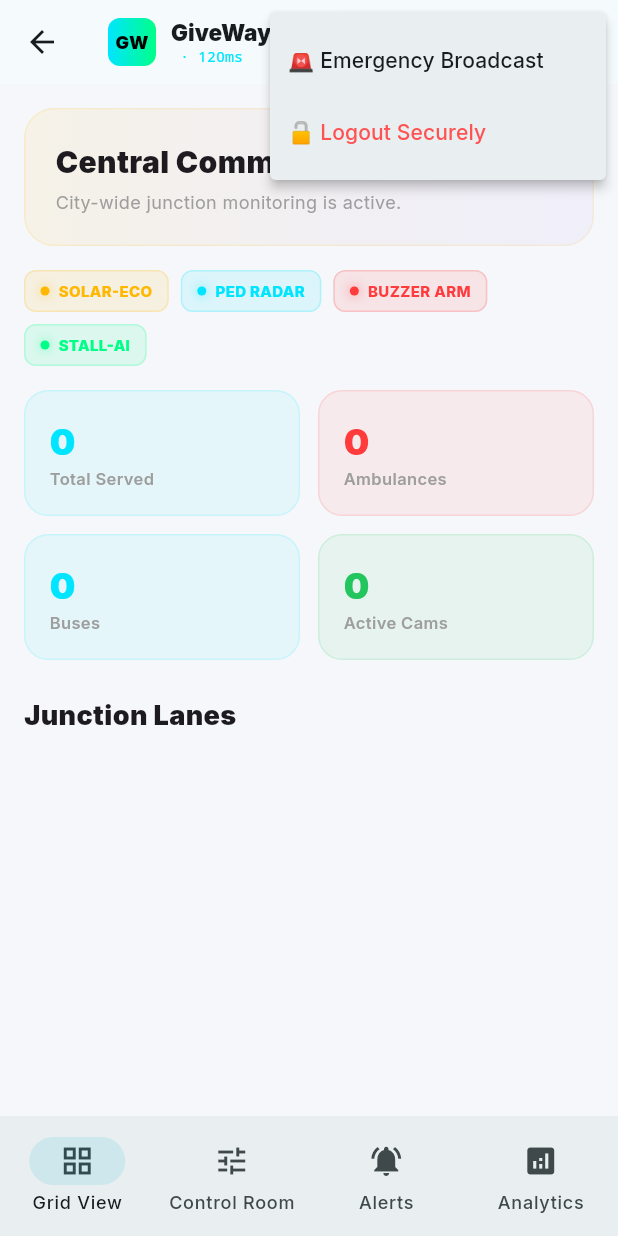
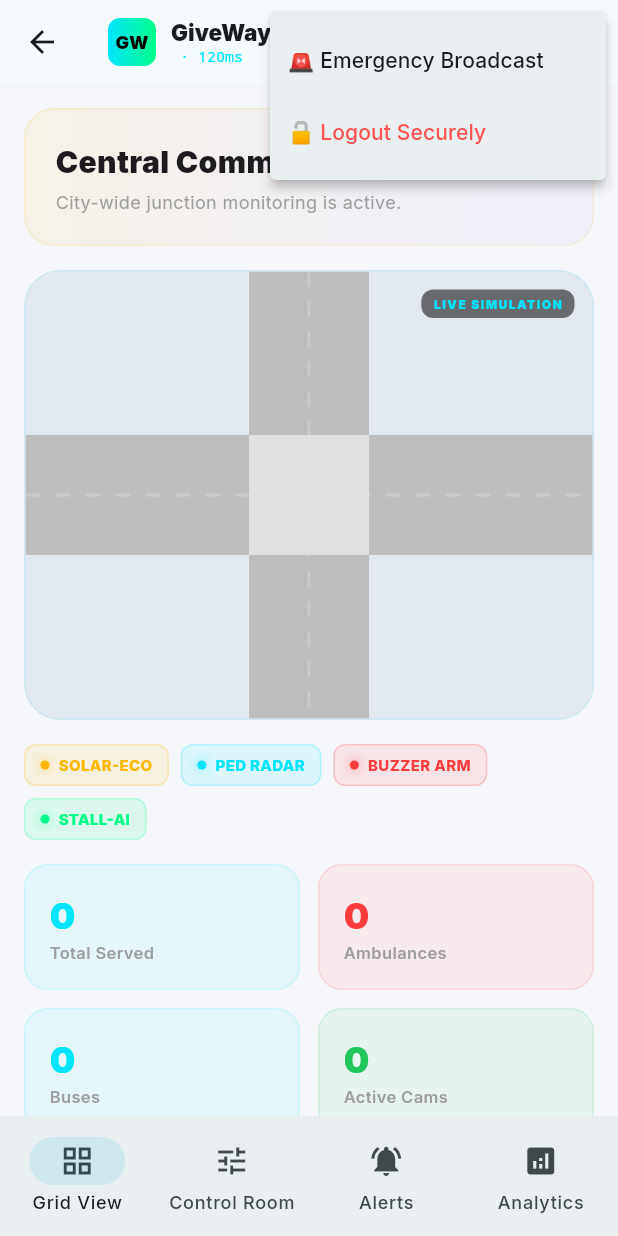
Before and after one commit to Vishnubalaji-C/give-way-app, a Flutter app: the AdminDashboard screen opened directly with empty values, after a tap on the "security" icon, on a phone screen of 412 x 824 dp. Run offline on Flutter 3.47's test engine with Material 3 defaults, Android fonts, the phone set to English and light mode, and no system bars; our stand-ins replace fl_chart, google_fonts, shared_preferences; accounts and stored records are empty; network calls fail.

```diff
--- a/mobile/lib/screens/admin_dashboard.dart
+++ b/mobile/lib/screens/admin_dashboard.dart
@@ -4,6 +4,9 @@ import '../services/ws_service.dart';
 import '../widgets/lane_card.dart';
 import '../widgets/feature_badge.dart';
 import '../widgets/alert_tile.dart';
+import '../widgets/junction_sim.dart';
+import '../widgets/analytics_charts.dart';
+import '../services/api_service.dart';
 
 class AdminDashboard extends StatefulWidget {
   final Map<String, dynamic> user;
@@ -24,6 +27,7 @@ class AdminDashboard extends StatefulWidget {
 class _AdminDashboardState extends State<AdminDashboard> {
   final WsService _ws = WsService();
   Map<String, dynamic> _state = {};
+  Map<String, dynamic> _analytics = {};
   List<Map<String, dynamic>> _alerts = [];
   int _tabIndex = 0;
   Timer? _latencyTimer;
@@ -43,6 +47,16 @@ class _AdminDashboardState extends State<AdminDashboard> {
     _latencyTimer = Timer.periodic(const Duration(seconds: 3), (_) {
       setState(() => _latency = 45 + (DateTime.now().millisecond % 105));
     });
+    _fetchAnalytics();
+  }
+
+  Future<void> _fetchAnalytics() async {
+    try {
+      final data = await ApiService.getAnalytics(widget.user['token']);
+      setState(() => _analytics = data);
+    } catch (e) {
+      debugPrint('Failed to fetch analytics: $e');
+    }
   }
 
   @override
@@ -171,6 +185,8 @@ class _AdminDashboardState extends State<AdminDashboard> {
             ],
           ),
         ),
+        const SizedBox(height: 16),
+        JunctionSim(state: _state),
         const SizedBox(height: 16),
 
         // Hardware Status
@@ -334,7 +350,41 @@ class _AdminDashboardState extends State<AdminDashboard> {
             }),
           ],
         ),
+        const SizedBox(height: 24),
+        const Text('⚙️ Engine Management',
+            style: TextStyle(fontSize: 16, fontWeight: FontWeight.w800)),
+        const SizedBox(height: 12),
+        Row(
+          children: [
+            _actionBtn('START', Icons.play_arrow, Colors.green, () {
+              _ws.send('START_SIM');
+            }),
+            const SizedBox(width: 8),
+            _actionBtn('STOP', Icons.stop, Colors.red, () {
+              _ws.send('STOP_SIM');
+            }),
+            const SizedBox(width: 8),
+            _actionBtn('RESET', Icons.refresh, Colors.grey, () {
+              _ws.send('RESET_SIM');
+            }),
+          ],
+        ),
       ],
+    );
+  }
+
+  Widget _actionBtn(String label, IconData icon, Color color, VoidCallback onTap) {
+    return Expanded(
+      child: ElevatedButton.icon(
+        icon: Icon(icon, size: 16, color: Colors.white),
+        label: Text(label, style: const TextStyle(fontSize: 11, fontWeight: FontWeight.bold, color: Colors.white)),
+        style: ElevatedButton.styleFrom(
+          backgroundColor: color,
+          padding: const EdgeInsets.symmetric(vertical: 12),
+          shape: RoundedRectangleBorder(borderRadius: BorderRadius.circular(12)),
+        ),
+        onPressed: onTap,
+      ),
     );
   }
 
@@ -377,6 +427,8 @@ class _AdminDashboardState extends State<AdminDashboard> {
             const Color(0xFF22C55E)),
         _anaCard('AI Decisions', '${_state['tick'] ?? 0}', Icons.memory,
             const Color(0xFF7C3AED)),
+        const SizedBox(height: 24),
+        AnalyticsCharts(analytics: _analytics),
       ],
     );
   }
--- /dev/null
+++ b/mobile/lib/widgets/analytics_charts.dart
@@ -0,0 +1,113 @@
+import 'package:fl_chart/fl_chart.dart';
+import 'package:flutter/material.dart';
+
+class AnalyticsCharts extends StatelessWidget {
+  final Map<String, dynamic> analytics;
+
+  const AnalyticsCharts({super.key, required this.analytics});
+
+  @override
+  Widget build(BuildContext context) {
+    final isDark = Theme.of(context).brightness == Brightness.dark;
+
+    return Column(
+      crossAxisAlignment: CrossAxisAlignment.start,
+      children: [
+        const Text(
+          'Traffic Throughput (Hourly)',
+          style: TextStyle(fontSize: 16, fontWeight: FontWeight.bold),
+        ),
+        const SizedBox(height: 16),
+        SizedBox(
+          height: 200,
+          child: LineChart(
+            LineChartData(
+              gridData: const FlGridData(show: false),
+              titlesData: const FlTitlesData(show: false),
+              borderData: FlBorderData(show: false),
+              lineBarsData: [
+                LineChartBarData(
+                  spots: _generateSpots(),
+                  isCurved: true,
+                  color: const Color(0xFF00E5FF),
+                  barWidth: 4,
+                  isStrokeCapRound: true,
+                  dotData: const FlDotData(show: false),
+                  belowBarData: BarAreaData(
+                    show: true,
+                    color: const Color(0xFF00E5FF).withOpacity(0.1),
+                  ),
+                ),
+              ],
+            ),
+          ),
+        ),
+        const SizedBox(height: 32),
+        const Text(
+          'Vehicle Distribution Mix',
+          style: TextStyle(fontSize: 16, fontWeight: FontWeight.bold),
+        ),
+        const SizedBox(height: 16),
+        SizedBox(
+          height: 200,
+          child: BarChart(
+            BarChartData(
+              alignment: BarChartAlignment.spaceAround,
+              maxY: 100,
+              barTouchData: BarTouchData(enabled: false),
+              titlesData: const FlTitlesData(show: false),
+              gridData: const FlGridData(show: false),
+              borderData: FlBorderData(show: false),
+              barGroups: _generateBarGroups(isDark),
+            ),
+          ),
+        ),
+      ],
+    );
+  }
+
+  List<FlSpot> _generateSpots() {
+    // Dummy progression if hourly data isn't ready, otherwise map from analytics
+    final hourly = (analytics['hourly'] as List?) ?? [];
+    if (hourly.isEmpty) {
+      return const [
+        FlSpot(0, 20),
+        FlSpot(1, 45),
+        FlSpot(2, 30),
+        FlSpot(3, 85),
+        FlSpot(4, 55),
+        FlSpot(5, 70),
+      ];
+    }
+    return hourly.asMap().entries.map((e) {
+      return FlSpot(e.key.toDouble(), (e.value['throughput'] ?? 0).toDouble());
+    }).toList();
+  }
+
+  List<BarChartGroupData> _generateBarGroups(bool isDark) {
+    final mix = (analytics['vehicleMix'] as Map?) ?? {};
+    final labels = ['Ambulance', 'Bus', 'Car', 'Bike'];
+    final colors = [
+      Colors.redAccent,
+      const Color(0xFFA855F7),
+      const Color(0xFF00E5FF),
+      const Color(0xFF22C55E)
+    ];
+
+    return List.generate(4, (i) {
+      final key = labels[i].toLowerCase();
+      final val = (mix[key] ?? 10).toDouble();
+      return BarChartGroupData(
+        x: i,
+        barRods: [
+          BarChartRodData(
+            toY: val,
+            color: colors[i],
+            width: 16,
+            borderRadius: BorderRadius.circular(4),
+          ),
+        ],
+      );
+    });
+  }
+}
--- /dev/null
+++ b/mobile/lib/widgets/junction_sim.dart
@@ -0,0 +1,210 @@
+import 'dart:math' as math;
+import 'package:flutter/material.dart';
+
+class JunctionSim extends StatelessWidget {
+  final Map<String, dynamic> state;
+
+  const JunctionSim({super.key, required this.state});
+
+  @override
+  Widget build(BuildContext context) {
+    return Container(
+      height: 300,
+      width: double.infinity,
+      decoration: BoxDecoration(
+        color: Theme.of(context).brightness == Brightness.dark
+            ? const Color(0xFF0F172A)
+            : const Color(0xFFE2E8F0),
+        borderRadius: BorderRadius.circular(24),
+        border: Border.all(
+          color: const Color(0xFF00E5FF).withOpacity(0.1),
+        ),
+      ),
+      child: ClipRRect(
+        borderRadius: BorderRadius.circular(24),
+        child: Stack(
+          children: [
+            // Road Painter
+            CustomPaint(
+              size: Size.infinite,
+              painter: _JunctionPainter(
+                state: state,
+                isDark: Theme.of(context).brightness == Brightness.dark,
+              ),
+            ),
+            // Legend
+            Positioned(
+              top: 12,
+              right: 12,
+              child: Container(
+                padding: const EdgeInsets.symmetric(horizontal: 8, vertical: 4),
+                decoration: BoxDecoration(
+                  color: Colors.black54,
+                  borderRadius: BorderRadius.circular(8),
+                ),
+                child: const Text(
+                  'LIVE SIMULATION',
+                  style: TextStyle(
+                    color: Color(0xFF00E5FF),
+                    fontSize: 8,
+                    fontWeight: FontWeight.w900,
+                    letterSpacing: 1,
+                  ),
+                ),
+              ),
+            ),
+          ],
+        ),
+      ),
+    );
+  }
+}
+
+class _JunctionPainter extends CustomPainter {
+  final Map<String, dynamic> state;
+  final bool isDark;
+
+  _JunctionPainter({required this.state, required this.isDark});
+
+  @override
+  void paint(Canvas canvas, Size size) {
+    final centerX = size.width / 2;
+    final centerY = size.height / 2;
+    final roadWidth = 80.0;
+
+    final roadPaint = Paint()
+      ..color = isDark ? const Color(0xFF1E293B) : Colors.grey[400]!
+      ..style = PaintingStyle.fill;
+
+    final stripePaint = Paint()
+      ..color = Colors.white.withOpacity(0.2)
+      ..strokeWidth = 2
+      ..style = PaintingStyle.stroke;
+
+    // Draw Roads (Vertical & Horizontal)
+    canvas.drawRect(
+      Rect.fromLTWH(centerX - roadWidth / 2, 0, roadWidth, size.height),
+      roadPaint,
+    );
+    canvas.drawRect(
+      Rect.fromLTWH(0, centerY - roadWidth / 2, size.width, roadWidth),
+      roadPaint,
+    );
+
+    // Draw Stripes
+    _drawDashLine(canvas, Offset(centerX, 0), Offset(centerX, size.height), stripePaint);
+    _drawDashLine(canvas, Offset(0, centerY), Offset(size.width, centerY), stripePaint);
+
+    // Draw Junction Center
+    final centerPaint = Paint()
+      ..color = isDark ? const Color(0xFF334155) : Colors.grey[300]!
+      ..style = PaintingStyle.fill;
+    canvas.drawRect(
+      Rect.fromCenter(center: Offset(centerX, centerY), width: roadWidth, height: roadWidth),
+      centerPaint,
+    );
+
+    // Draw Lane Signals and Vehicles
+    final lanes = (state['lanes'] as Map<String, dynamic>?) ?? {};
+    lanes.forEach((id, data) {
+      _drawLaneDetails(canvas, id, data, centerX, centerY, roadWidth, size);
+    });
+  }
+
+  void _drawLaneDetails(Canvas canvas, String id, Map<String, dynamic> data,
+      double cx, double cy, double rw, Size size) {
+    final signal = data['signal'] ?? 'red';
+    final pce = (data['pceScore'] ?? 0) as num;
+
+    // Signal Color
+    Color signalColor = Colors.red;
+    if (signal == 'green') signalColor = Colors.green;
+    if (signal == 'yellow') signalColor = Colors.amber;
+
+    final signalPaint = Paint()
+      ..color = signalColor
+      ..maskFilter = const MaskFilter.blur(BlurStyle.outer, 8);
+
+    Offset signalPos;
+    Offset vehicleStart;
+    double dx = 0, dy = 0;
+
+    switch (id) {
+      case 'N':
+        signalPos = Offset(cx - rw / 3, cy - rw / 1.5);
+        vehicleStart = Offset(cx - rw / 4, 20);
+        dy = 1;
+        break;
+      case 'S':
+        signalPos = Offset(cx + rw / 3, cy + rw / 1.5);
+        vehicleStart = Offset(cx + rw / 4, size.height - 20);
+        dy = -1;
+        break;
+      case 'E':
+        signalPos = Offset(cx + rw / 1.5, cy - rw / 3);
+        vehicleStart = Offset(size.width - 20, cy - rw / 4);
+        dx = -1;
+        break;
+      case 'W':
+        signalPos = Offset(cx - rw / 1.5, cy + rw / 3);
+        vehicleStart = Offset(20, cy + rw / 4);
+        dx = 1;
+        break;
+      default:
+        return;
+    }
+
+    // Draw Signal Light
+    canvas.drawCircle(signalPos, 6, Paint()..color = signalColor);
+    canvas.drawCircle(signalPos, 8, signalPaint);
+
+    // Draw Vehicles (Represented as dots based on density for now)
+    final vehicleCount = (pce / 10).clamp(0, 5).toInt();
+    for (int i = 0; i < vehicleCount; i++) {
+      final pos = Offset(
+        vehicleStart.dx + (dx * i * 20),
+        vehicleStart.dy + (dy * i * 20),
+      );
+      _drawVehicle(canvas, pos, id);
+    }
+  }
+
+  void _drawVehicle(Canvas canvas, Offset pos, String laneId) {
+    final paint = Paint()
+      ..color = const Color(0xFF00E5FF)
+      ..style = PaintingStyle.fill;
+
+    // Draw a small car-like rectangle
+    double w = 12, h = 18;
+    if (laneId == 'E' || laneId == 'W') {
+      w = 18; h = 12;
+    }
+
+    canvas.drawRRect(
+      RRect.fromRectAndRadius(
+        Rect.fromCenter(center: pos, width: w, height: h),
+        const Radius.circular(4),
+      ),
+      paint,
+    );
+  }
+
+  void _drawDashLine(Canvas canvas, Offset start, Offset end, Paint paint) {
+    double dashWidth = 10, dashSpace = 10, distance = 0;
+    final totalDistance = (end - start).distance;
+    final direction = (end - start) / totalDistance;
+
+    while (distance < totalDistance) {
+      canvas.drawLine(
+        start + direction * distance,
+        start + direction * math.min(distance + dashWidth, totalDistance),
+        paint,
+      );
+      distance += dashWidth + dashSpace;
+    }
+  }
+
+  @override
+  bool shouldRepaint(covariant _JunctionPainter oldDelegate) =>
+      oldDelegate.state != state || oldDelegate.isDark != isDark;
+}
```
Also changed, not shown: mobile/lib/main.dart (+67 -10 lines), mobile/lib/screens/auth_screen.dart (+16 -12 lines), mobile/lib/screens/police_dashboard.dart (+21 -4 lines), client/public/logo.png, mobile/assets/logo.png, 8 other files.
